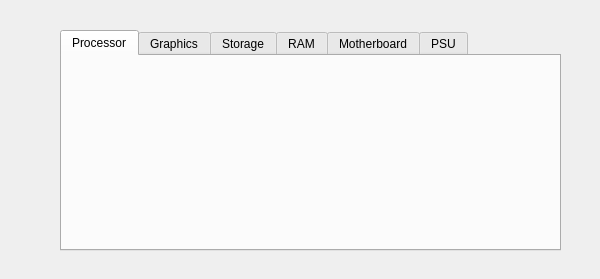
Above: Hardware Analysis/Hardware Analysis/loadbuildlist.ui from Tanner-Halpin/Hardware-Comparison before the change. Below: the same form after it.
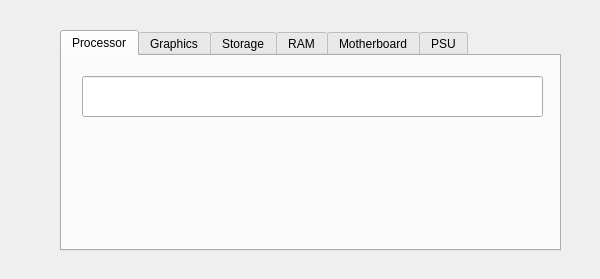
That is the form after the change.

Patch:
```diff
--- a/Hardware Analysis/Hardware Analysis/loadbuildlist.ui
+++ b/Hardware Analysis/Hardware Analysis/loadbuildlist.ui
@@ -29,18 +29,15 @@
     <attribute name="title">
      <string>Processor</string>
     </attribute>
-    <widget class="QLabel" name="cpuLabel">
+    <widget class="QLineEdit" name="cpuLabel">
      <property name="geometry">
       <rect>
        <x>20</x>
        <y>20</y>
        <width>461</width>
-       <height>31</height>
+       <height>41</height>
       </rect>
      </property>
-     <property name="text">
-      <string/>
-     </property>
     </widget>
    </widget>
    <widget class="QWidget" name="tab_2">
```
Left out of the diff: 35 changed lines with no effect on the pictures.
